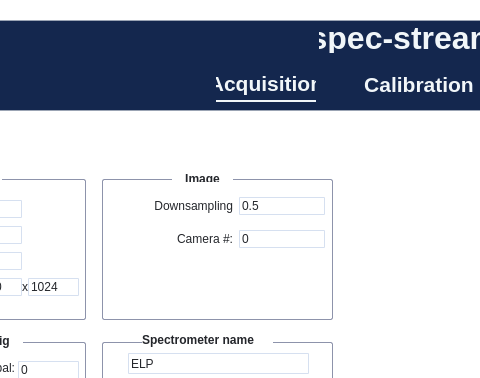
Before: the Qt Designer form ui_main_window.ui in kalleadolfsson/spec-streamer, drawn with Qt 5; both pictures show x 227 to 707 and y 0 to 378 of the 1323 by 849 pixel window.
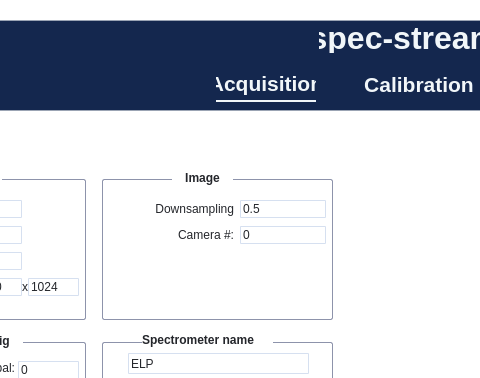
After: the same form once the commit is applied. Custom widgets are drawn as their Qt base class.

What changed in the file:
```diff
--- a/ui_main_window.ui
+++ b/ui_main_window.ui
@@ -483,7 +483,7 @@
         <property name="geometry">
          <rect>
           <x>370</x>
-          <y>-1</y>
+          <y>-2</y>
           <width>61</width>
           <height>16</height>
          </rect>
@@ -1048,10 +1048,10 @@
       <widget class="QWidget" name="gridLayoutWidget_2">
        <property name="geometry">
         <rect>
-         <x>354</x>
-         <y>80</y>
+         <x>355</x>
+         <y>90</y>
          <width>171</width>
-         <height>82</height>
+         <height>61</height>
         </rect>
        </property>
        <property name="mouseTracking">
```
Left out of the diff: 122 changed lines with no effect on the pictures.
